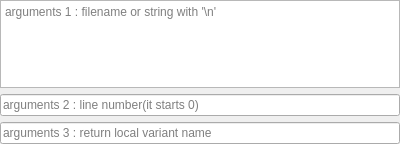
Above: src/plugins/TakeLine/takelinewidget.ui from karakirimu/AutoBatchTools before the change. Below: the same form after it.
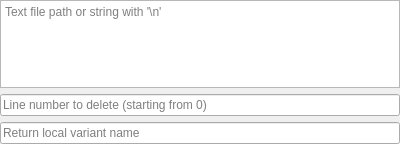
That is the form after the change.

Commit message: [Delete] Unused functions

The edit to the form file:
```diff
--- a/src/plugins/TakeLine/takelinewidget.ui
+++ b/src/plugins/TakeLine/takelinewidget.ui
@@ -29,21 +29,21 @@
    <item>
     <widget class="QPlainTextEdit" name="plainTextEdit">
      <property name="placeholderText">
-      <string>arguments 1 : filename or string with '\n'</string>
+      <string>Text file path or string with '\n'</string>
      </property>
     </widget>
    </item>
    <item>
     <widget class="QLineEdit" name="removelineEdit">
      <property name="placeholderText">
-      <string>arguments 2 : line number(it starts 0)</string>
+      <string>Line number to delete (starting from 0)</string>
      </property>
     </widget>
    </item>
    <item>
     <widget class="QLineEdit" name="returnLineEdit">
      <property name="placeholderText">
-      <string>arguments 3 : return local variant name</string>
+      <string>Return local variant name</string>
      </property>
     </widget>
    </item>
```
The commit also changes 27 other files.
